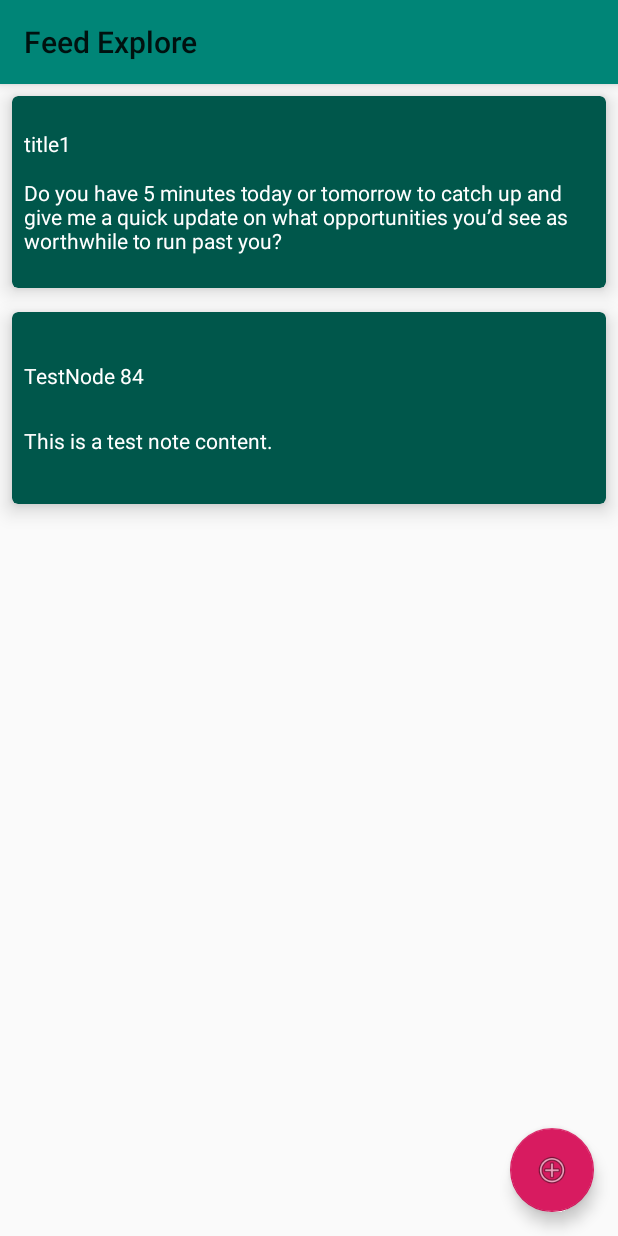
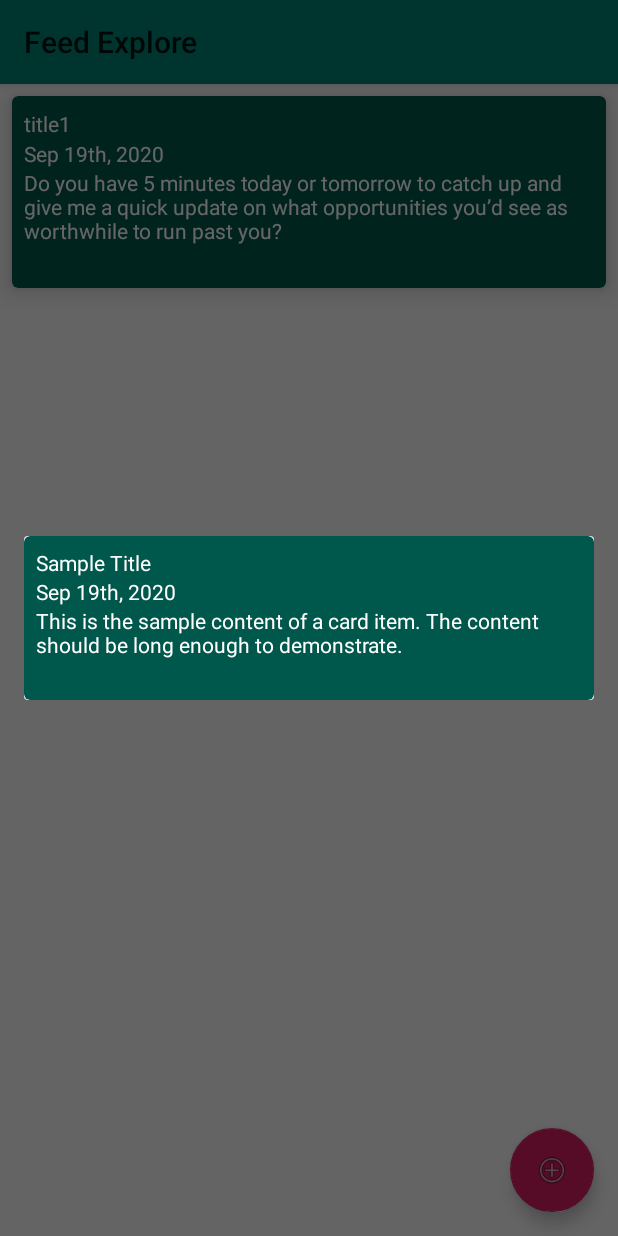
Before and after one commit to HuaiYuanMike/news-feed-exploration, an Android app: the screen it shows after launch (MainActivity), after a tap on "Add New Notes", on a phone screen of 412 x 824 dp. Run offline under Robolectric (Android 15) with nearby library versions, the phone set to English and light mode, and no system bars; our stand-ins replace Dagger/Hilt's generated code, Room's generated code.

Commit message:
Add placeholder edit dialog for inserting new note.

```diff
--- a/app/src/main/java/com/example/newsFeed/mainFeed/presentation/MainFeedFragment.kt
+++ b/app/src/main/java/com/example/newsFeed/mainFeed/presentation/MainFeedFragment.kt
@@ -5,6 +5,7 @@ import android.os.Bundle
 import android.view.LayoutInflater
 import android.view.View
 import android.view.ViewGroup
+import android.widget.FrameLayout
 import androidx.appcompat.app.AppCompatActivity
 import androidx.fragment.app.Fragment
 import androidx.lifecycle.Observer
@@ -17,6 +18,7 @@ import androidx.recyclerview.widget.RecyclerView
 import com.example.newsFeed.R
 import com.example.newsFeed.mainFeed.data.Note
 import com.google.android.material.floatingactionbutton.FloatingActionButton
+import kotlinx.android.synthetic.main.activity_main.*
 import kotlin.random.Random
 
 class MainFeedFragment : Fragment() {
@@ -79,9 +81,18 @@ class MainFeedFragment : Fragment() {
 
         fab.setOnClickListener {
             // TODO Open a dialog / fragment for user to add a new note
+//            view.findViewById<FrameLayout>(R.id.container)?.apply {
+//                fragmentManager?.beginTransaction()?.apply {
+//                    add( R.id.container, NoteEditFragment(), NoteEditFragment::class.simpleName)
+//                    commit()
+//                }
+//            }
 
-            val id = Random.nextInt(2, 200)
-            mainFeedViewModel.insertNote(Note(id, "TestNode ${id.toString()}", "Mike","This is a test note content.", System.currentTimeMillis()))
+            NoteEditFragment().show(fragmentManager!!, NoteEditFragment::class.simpleName)
+
+            // Test
+//            val id = Random.nextInt(2, 200)
+//            mainFeedViewModel.insertNote(Note(id, "TestNode ${id.toString()}", "Mike","This is a test note content.", System.currentTimeMillis()))
         }
 
         initToolbar(view)
--- a/app/src/main/java/com/example/newsFeed/mainFeed/presentation/MainFeedListAdapter.kt
+++ b/app/src/main/java/com/example/newsFeed/mainFeed/presentation/MainFeedListAdapter.kt
@@ -25,7 +25,7 @@ class MainFeedListAdapter : RecyclerView.Adapter<MainFeedListAdapter.MainFeedVie
     }
 
     override fun onCreateViewHolder(parent: ViewGroup, viewType: Int): MainFeedViewHolder {
-        return MainFeedViewHolder(LayoutInflater.from(parent.context).inflate(R.layout.item_main_feed_card, parent, false))
+        return MainFeedViewHolder(LayoutInflater.from(parent.context).inflate(R.layout.item_main_feed_note, parent, false))
     }
 
     override fun getItemCount(): Int = itemList.size
--- /dev/null
+++ b/app/src/main/java/com/example/newsFeed/mainFeed/presentation/NoteEditFragment.kt
@@ -0,0 +1,17 @@
+package com.example.newsFeed.mainFeed.presentation
+
+import android.app.Dialog
+import android.os.Bundle
+import androidx.appcompat.app.AlertDialog
+import androidx.fragment.app.DialogFragment
+import com.example.newsFeed.R
+
+class NoteEditFragment : DialogFragment() {
+
+    override fun onCreateDialog(savedInstanceState: Bundle?): Dialog {
+        // TODO create dialog
+        return AlertDialog.Builder(activity!!)
+            .setView(R.layout.item_main_feed_note)
+            .create()
+    }
+}
--- a/app/src/main/res/layout/item_main_feed_card.xml
+++ b/app/src/main/res/layout/item_main_feed_note.xml
@@ -14,9 +14,21 @@
                         app:layout_constraintStart_toStartOf="parent"
                         app:layout_constraintLeft_toLeftOf="parent"
                         app:layout_constraintTop_toTopOf="parent"
+                        app:layout_constraintBottom_toTopOf="@+id/date"
+                        android:textColor="@android:color/primary_text_dark"
+                        android:text = "Sample Title"
+                        />
+
+                <TextView
+                        android:id="@+id/date"
+                        android:layout_width="wrap_content"
+                        android:layout_height="wrap_content"
+                        app:layout_constraintStart_toStartOf="parent"
+                        app:layout_constraintLeft_toLeftOf="parent"
+                        app:layout_constraintTop_toBottomOf="@+id/title"
                         app:layout_constraintBottom_toTopOf="@+id/content"
                         android:textColor="@android:color/primary_text_dark"
-                        android:text = "Sample Title"
+                        android:text = "Sep 19th, 2020"
                         />
 
                 <TextView
```
